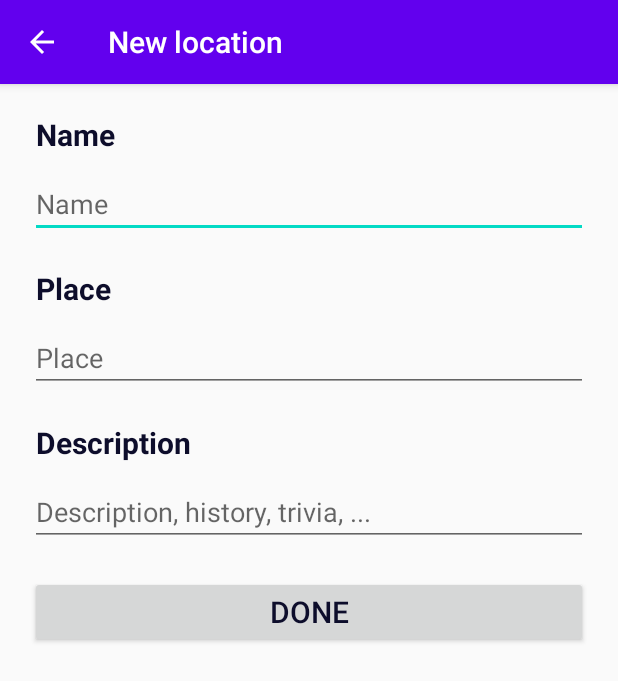
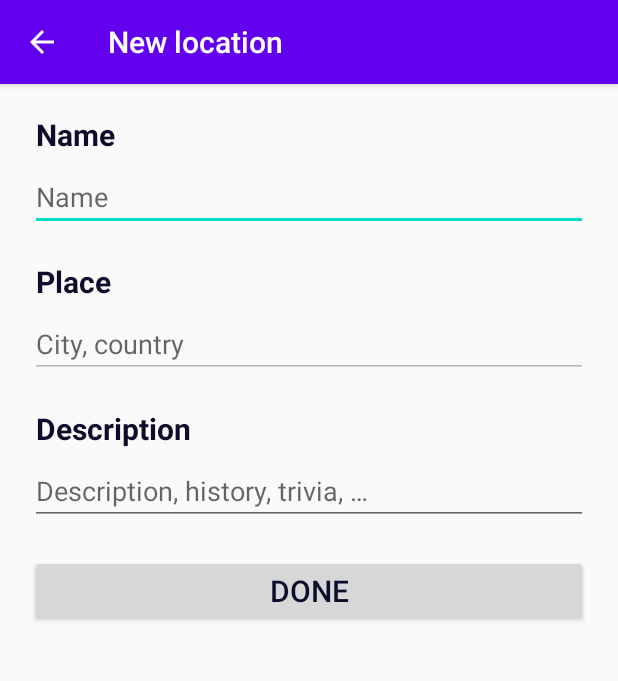
Before and after one commit to lucavella/LocalHistory, an Android app: the LocationUpsertActivity screen opened directly, with no data from a screen before it, on a phone screen of 412 x 824 dp. Shown: the top 681 px of the screen. Run offline under Robolectric (Android 15) with nearby library versions, the phone set to English and light mode, and no system bars; our stand-ins replace Firebase (no records; nobody signed in at launch, a user with empty details on screens opened directly).

Commit message:
refactored UI

```diff
--- a/app/src/main/res/layout/activity_location_upsert.xml
+++ b/app/src/main/res/layout/activity_location_upsert.xml
@@ -24,10 +24,11 @@
         android:layout_width="0dp"
         android:layout_height="wrap_content"
         android:layout_marginStart="20dp"
-        android:layout_marginTop="10dp"
+        android:layout_marginTop="5dp"
         android:layout_marginEnd="20dp"
         android:ems="10"
         android:hint="@string/location_upsert_name"
+        android:importantForAutofill="no"
         android:inputType="text"
         android:textColor="@color/primaryText"
         android:textSize="18sp"
@@ -51,9 +52,11 @@
         android:id="@+id/location_upsert_place_edit_text"
         android:layout_width="0dp"
         android:layout_height="wrap_content"
-        android:layout_marginTop="10dp"
+        android:layout_marginTop="5dp"
+        android:hint="@string/location_upsert_place_hint"
+        android:importantForAutofill="no"
         android:ems="10"
-        android:hint="@string/location_upsert_place"
+        android:enabled="false"
         android:inputType="text"
         android:textColor="@color/primaryText"
         android:textSize="18sp"
@@ -77,10 +80,11 @@
         android:id="@+id/location_upsert_description_edit_text"
         android:layout_width="0dp"
         android:layout_height="wrap_content"
-        android:layout_marginTop="10dp"
+        android:layout_marginTop="5dp"
         android:ems="10"
         android:gravity="start|top"
         android:hint="@string/location_upsert_description_hint"
+        android:importantForAutofill="no"
         android:inputType="textMultiLine"
         android:textColor="@color/primaryText"
         android:textSize="18sp"
--- a/app/src/main/res/values/strings.xml
+++ b/app/src/main/res/values/strings.xml
@@ -20,5 +20,6 @@
     <string name="location_txt">location</string>
     <string name="location_upsert_done">Done</string>
     <string name="location_upsert_incomplete">Not all fields filled in</string>
-    <string name="location_upsert_description_hint">Description, history, trivia, ...</string>
+    <string name="location_upsert_description_hint">Description, history, trivia, &#8230;</string>
+    <string name="location_upsert_place_hint">City, country</string>
 </resources>
```
